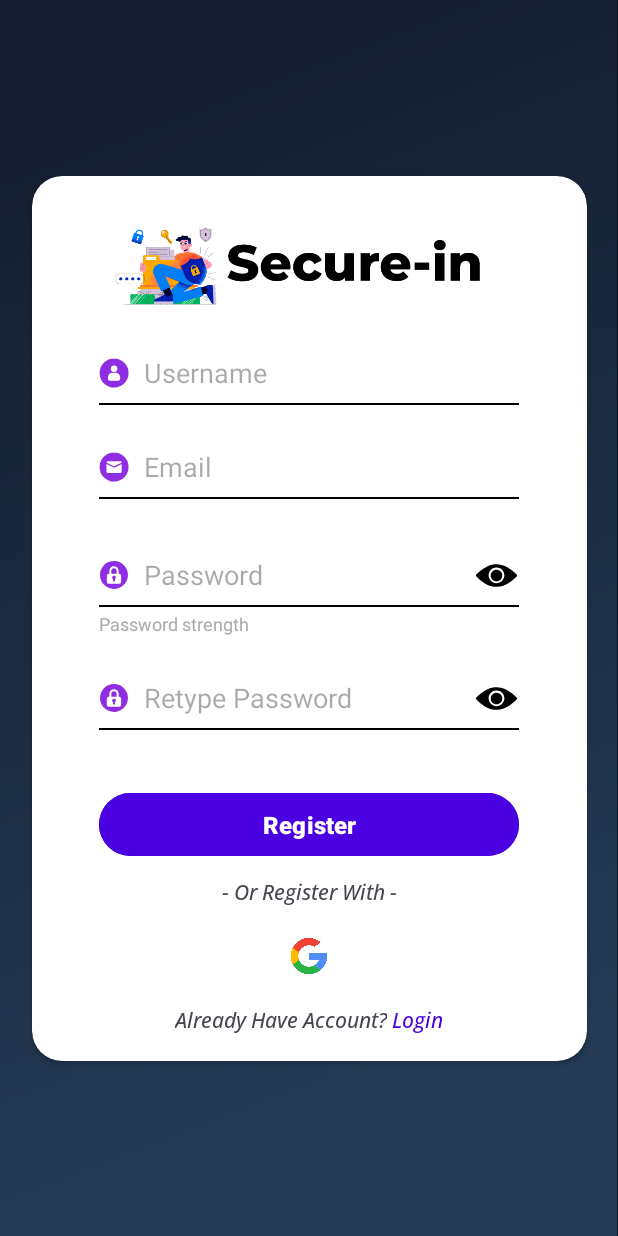
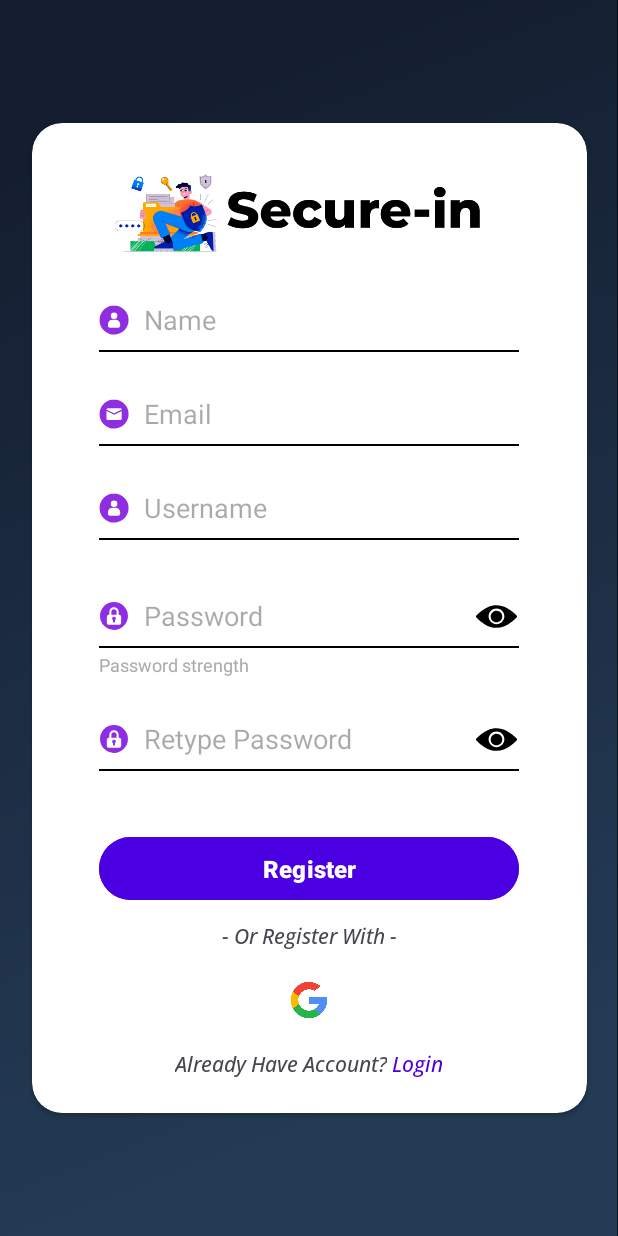
Before and after one commit to akaneyama/secure-in, an Android app: the halamandaftar screen opened directly, with no data from a screen before it, on a phone screen of 412 x 824 dp. Run offline under Robolectric (Android 15) with nearby library versions, the phone set to English and light mode, and no system bars.

Commit message:
update tanggal 19 april

```diff
--- a/app/src/main/java/com/daffaadityapurwanto/securein/MainActivity.kt
+++ b/app/src/main/java/com/daffaadityapurwanto/securein/MainActivity.kt
@@ -10,12 +10,14 @@ import androidx.appcompat.app.AppCompatActivity
 import android.widget.*
 import androidx.core.view.ViewCompat
 import androidx.core.view.WindowInsetsCompat
+import com.daffaadityapurwanto.securein.data.databaseHelper
 
 class MainActivity : AppCompatActivity() {
     override fun onCreate(savedInstanceState: Bundle?) {
         super.onCreate(savedInstanceState)
         setContentView(R.layout.activity_main)
-
+        val dbHelper = databaseHelper(this)
+        dbHelper.copyDatabaseIfNeeded(this)
         Handler(Looper.getMainLooper()).postDelayed({
             runOnUiThread {
                 goToMain()
--- a/app/src/main/java/com/daffaadityapurwanto/securein/fragmentdashboard/DashboardFragment.kt
+++ b/app/src/main/java/com/daffaadityapurwanto/securein/fragmentdashboard/DashboardFragment.kt
@@ -13,6 +13,8 @@ import android.widget.ListView
 import android.widget.TextView
 import android.widget.Toast
 import com.daffaadityapurwanto.securein.R
+import com.daffaadityapurwanto.securein.data.CurrentUser
+import com.daffaadityapurwanto.securein.data.users
 import java.time.LocalTime
 
 class DashboardFragment : Fragment() {
@@ -52,6 +54,7 @@ class DashboardFragment : Fragment() {
 
     private lateinit var goodmorning: TextView
     private lateinit var angkapasswordtotal: TextView
+    private lateinit var namauser: TextView
 
     private fun setGreeting() {
         val now = LocalTime.now()
@@ -80,6 +83,9 @@ class DashboardFragment : Fragment() {
         angkapasswordtotal = view.findViewById(R.id.angkatotalpassworddashboard)
 
         setGreeting()
+        namauser = view.findViewById(R.id.namauser)
+        //panggil dari class
+        namauser.text = CurrentUser.user?.nama.toString()
 
         val listView = view.findViewById<ListView>(R.id.listViewNewlyAdded)
 
--- a/app/src/main/res/layout/activity_halamandaftar.xml
+++ b/app/src/main/res/layout/activity_halamandaftar.xml
@@ -11,7 +11,7 @@
     <androidx.cardview.widget.CardView
         android:id="@+id/card"
         android:layout_width="370dp"
-        android:layout_height="590dp"
+        android:layout_height="660dp"
         app:layout_constraintStart_toStartOf="parent"
         app:layout_constraintEnd_toEndOf="parent"
         app:layout_constraintTop_toTopOf="parent"
@@ -24,14 +24,11 @@
             android:gravity="center"
             android:orientation="vertical">
 
-
-
-
             <Button
-                android:id="@+id/btn_login"
+                android:id="@+id/btn_daftarin"
                 android:layout_width="280dp"
                 android:layout_height="50dp"
-                android:layout_marginTop="410dp"
+                android:layout_marginTop="470dp"
                 android:backgroundTint="@color/ungubutton"
                 android:elevation="10dp"
                 android:text="Register"
@@ -96,11 +93,55 @@
     <!-- Container untuk Username -->
     <androidx.constraintlayout.widget.ConstraintLayout
         android:elevation="10dp"
+        android:id="@+id/container_nama"
+        android:layout_width="280dp"
+        android:layout_height="wrap_content"
+        android:layout_marginTop="20dp"
+        app:layout_constraintTop_toBottomOf="@id/imagekit"
+        app:layout_constraintStart_toStartOf="parent"
+        app:layout_constraintEnd_toEndOf="parent">
+
+        <!-- Icon Username -->
+        <ImageView
+            android:id="@+id/icon_nama"
+            android:layout_width="20dp"
+            android:layout_height="20dp"
+            app:srcCompat="@drawable/usernamelog"
+            app:layout_constraintStart_toStartOf="parent"
+            app:layout_constraintTop_toTopOf="parent"
+            app:layout_constraintBottom_toBottomOf="parent"/>
+
+        <!-- Input Username -->
+        <EditText
+            android:id="@+id/et_nama"
+            android:layout_width="0dp"
+            android:layout_height="40dp"
+            android:hint="Name"
+            android:paddingStart="10dp"
+            android:background="@null"
+            app:layout_constraintStart_toEndOf="@id/icon_nama"
+            app:layout_constraintEnd_toEndOf="parent"
+            app:layout_constraintTop_toTopOf="parent"
+            app:layout_constraintBottom_toBottomOf="parent"/>
+
+        <View
+            android:layout_width="320dp"
+            android:layout_height="1dp"
+            android:background="@android:color/black"
+            app:layout_constraintStart_toStartOf="@id/et_nama"
+            app:layout_constraintEnd_toEndOf="@id/et_nama"
+            app:layout_constraintTop_toBottomOf="@id/et_nama"
+            app:layout_constraintWidth_percent="0.8"/>
+
+    </androidx.constraintlayout.widget.ConstraintLayout>
+
+    <androidx.constraintlayout.widget.ConstraintLayout
+        android:elevation="10dp"
         android:id="@+id/container_username"
         android:layout_width="280dp"
         android:layout_height="wrap_content"
         android:layout_marginTop="20dp"
-        app:layout_constraintTop_toBottomOf="@id/imagekit"
+        app:layout_constraintTop_toBottomOf="@id/container_email"
         app:layout_constraintStart_toStartOf="parent"
         app:layout_constraintEnd_toEndOf="parent">
 
@@ -145,7 +186,7 @@
         android:layout_width="280dp"
         android:layout_height="wrap_content"
         android:layout_marginTop="10dp"
-        app:layout_constraintTop_toBottomOf="@id/container_email"
+        app:layout_constraintTop_toBottomOf="@id/container_username"
         app:layout_constraintStart_toStartOf="parent"
         app:layout_constraintEnd_toEndOf="parent">
 
@@ -281,7 +322,7 @@
         android:layout_width="280dp"
         android:layout_height="wrap_content"
         android:layout_marginTop="20dp"
-        app:layout_constraintTop_toBottomOf="@id/container_username"
+        app:layout_constraintTop_toBottomOf="@id/container_nama"
         app:layout_constraintStart_toStartOf="parent"
         app:layout_constraintEnd_toEndOf="parent">
 
```
Also changed, not shown: app/src/main/java/com/daffaadityapurwanto/securein/data/databaseHelper.kt (added, +131 -0 lines), app/src/main/java/com/daffaadityapurwanto/securein/data/users.kt (added, +13 -0 lines), app/src/main/java/com/daffaadityapurwanto/securein/fragment/fragmentcoba.kt (deleted, +0 -22 lines), app/src/main/java/com/daffaadityapurwanto/securein/halamandaftar.kt (+95 -0 lines), app/src/main/java/com/daffaadityapurwanto/securein/halamanlogin.kt (+51 -1 lines), app/src/main/res/drawable/bg_dialoglogin.xml (added, +7 -0 lines), app/src/main/res/layout/logindialog_status.xml (added, +38 -0 lines), app/src/main/assets/secureindb.db (added), app/src/main/res/drawable-nodpi/check.png (added), app/src/main/res/drawable-nodpi/crosslogin.png (added), app/src/main/res/drawable-nodpi/dangerlogin.png (added), 4 other files.
